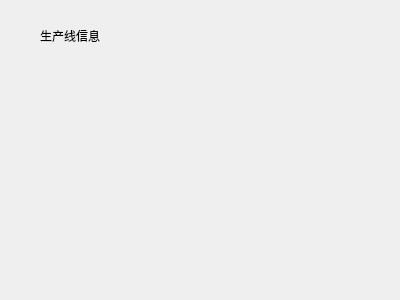
Before: the Qt Designer form viewproline.ui in kangwenyun/batch_acquisition_system, drawn with Qt 5.
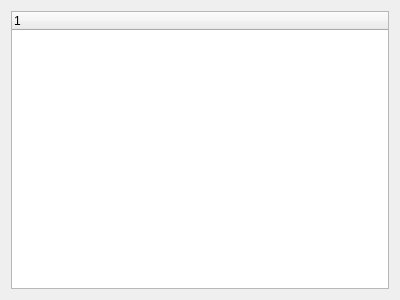
After: the same form once the commit is applied.

```diff
--- a/viewproline.ui
+++ b/viewproline.ui
@@ -13,19 +13,17 @@
   <property name="windowTitle">
    <string>Form</string>
   </property>
-  <widget class="QLabel" name="label">
-   <property name="geometry">
-    <rect>
-     <x>40</x>
-     <y>30</y>
-     <width>65</width>
-     <height>12</height>
-    </rect>
-   </property>
+  <layout class="QVBoxLayout" name="verticalLayout">
+   <item>
+    <widget class="QTreeWidget" name="treeWidget">
+     <column>
    <property name="text">
-    <string>生产线信息</string>
-   </property>
-  </widget>
+       <string notr="true">1</string>
+      </property>
+     </column>
+    </widget>
+   </item>
+  </layout>
  </widget>
  <resources/>
  <connections/>
```
Lines whose indentation alone changed are shown as unchanged.
